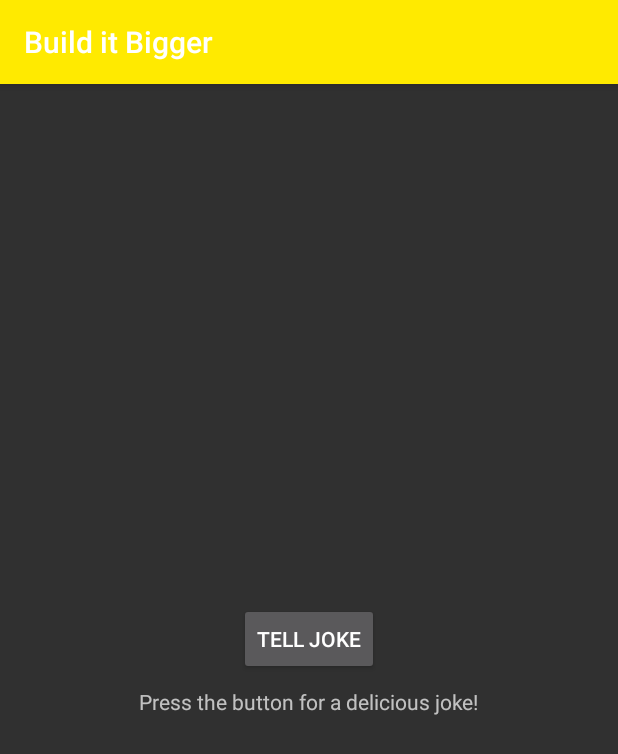
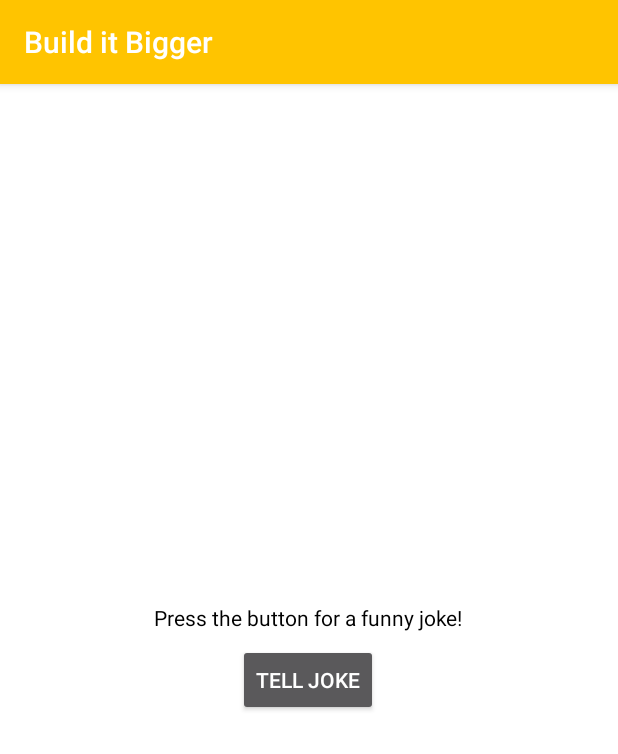
Before and after one commit to huhx0015/AN4_BuildItBigger, an Android app: the screen it shows after launch (MainActivity), on a phone screen of 412 x 824 dp. Shown: the top 754 px of the screen. Run offline under Robolectric (Android 15) with nearby library versions, the phone set to English and light mode, and no system bars; our stand-ins replace AdMob, ButterKnife; libraries missing offline, so code that uses them is left out: com.google.api.client.

Commit message:
style: Changed app style to yellow hues and added a white background to fragment layouts.

```diff
--- a/app/src/main/java/com/huhx0015/builditbigger/MainActivityFragment.java
+++ b/app/src/main/java/com/huhx0015/builditbigger/MainActivityFragment.java
@@ -35,7 +35,8 @@ public class MainActivityFragment extends Fragment {
     private View fragmentView;
 
     // NETWORK VARIABLES
-    private static final String LOCALHOST_ADDRESS = "http://10.0.0.2:8080/_ah/api/";
+    //private static final String LOCALHOST_ADDRESS = "http://10.0.0.2:8080/_ah/api/";
+    private static final String LOCALHOST_ADDRESS = "http://10.0.3.15:8080/_ah/api/";
 
     // VIEW INJECTION VARIABLES
     @Bind(R.id.fragment_main_joke_button) Button jokesButton;
--- a/app/src/main/res/layout/fragment_main.xml
+++ b/app/src/main/res/layout/fragment_main.xml
@@ -7,7 +7,8 @@
     android:paddingRight="@dimen/activity_horizontal_margin"
     android:paddingTop="@dimen/activity_vertical_margin"
     android:paddingBottom="@dimen/activity_vertical_margin" tools:context=".MainActivityFragment"
-    android:id="@+id/fragment_main_layout">
+    android:id="@+id/fragment_main_layout"
+    android:background="@android:color/white">
 
     <LinearLayout
         android:orientation="vertical"
@@ -18,20 +19,20 @@
         android:id="@+id/fragment_main_center_layout"
         android:padding="16dp">
 
+        <TextView android:text="@string/instructions"
+            android:layout_width="wrap_content"
+            android:layout_height="wrap_content"
+            android:id="@+id/instructions_text_view"
+            android:textColor="@android:color/black" />
+
         <Button
             android:layout_width="wrap_content"
             android:layout_height="wrap_content"
             android:layout_below="@+id/instructions_text_view"
             android:onClick="launchJokeIntent"
             android:text="@string/button_text"
-            android:layout_marginBottom="8dp"
-            android:id="@+id/fragment_main_joke_button" />
-
-        <TextView android:text="@string/instructions"
-            android:layout_width="wrap_content"
-            android:layout_height="wrap_content"
-            android:id="@+id/instructions_text_view"
-            />
+            android:id="@+id/fragment_main_joke_button"
+            android:layout_marginTop="8dp" />
 
     </LinearLayout>
 
--- a/app/src/main/res/values/colors.xml
+++ b/app/src/main/res/values/colors.xml
@@ -2,8 +2,8 @@
 <resources>
 
     <!--APP STYLE COLORS-->
-    <color name="primary_color">#FFEA00</color>
-    <color name="primary_dark_color">#FFD600</color>
-    <color name="accent_color">#FFFF00</color>
+    <color name="primary_color">#FFC400</color>
+    <color name="primary_dark_color">#FFAB00</color>
+    <color name="accent_color">#FFD740</color>
 
 </resources>
--- a/app/src/main/res/values/strings.xml
+++ b/app/src/main/res/values/strings.xml
@@ -1,6 +1,6 @@
 <resources>
     <string name="app_name">Build it Bigger</string>
-    <string name="instructions">Press the button for a delicious joke!</string>
+    <string name="instructions">Press the button for a funny joke!</string>
     <string name="button_text">Tell Joke</string>
     <string name="action_settings">Settings</string>
     <string name="banner_ad_unit_id">ca-app-pub-3940256099942544/6300978111</string>
--- a/jokesAndroidLib/src/main/res/layout/fragment_joke.xml
+++ b/jokesAndroidLib/src/main/res/layout/fragment_joke.xml
@@ -5,7 +5,8 @@
     android:paddingTop="@dimen/activity_vertical_margin"
     android:paddingBottom="@dimen/activity_vertical_margin"
     tools:context=".JokeFragment"
-    android:id="@+id/fragment_joke_layout">
+    android:id="@+id/fragment_joke_layout"
+    android:background="@android:color/white">
 
     <TextView
         android:id="@+id/joke_textview"
```
Also changed, not shown: 1 other file.
